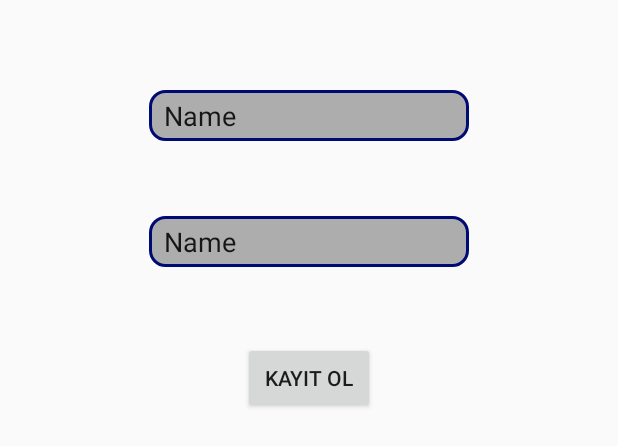
After one commit to nejatboy/Demo_App, an Android app: the layout dialog_hesap_olustur.xml on its own in the app's theme, with its tools: preview values and no code run, on a phone screen of 412 x 824 dp. The commit adds this screen. Shown: the top 446 px of the screen. Run offline under Robolectric (Android 15) with nearby library versions, the phone set to English and light mode, and no system bars; network calls fail; Roboto replaces fonts that are not available here.

Commit message:
Giriş ekranı kayıt ol arayüzü yapıldı.

```diff
--- /dev/null
+++ b/app/src/main/res/layout/dialog_hesap_olustur.xml
@@ -0,0 +1,47 @@
+<?xml version="1.0" encoding="utf-8"?>
+<androidx.constraintlayout.widget.ConstraintLayout xmlns:android="http://schemas.android.com/apk/res/android"
+    xmlns:app="http://schemas.android.com/apk/res-auto"
+    xmlns:tools="http://schemas.android.com/tools"
+    android:layout_width="match_parent"
+    android:layout_height="wrap_content"
+    android:padding="10dp">
+
+    <EditText
+        android:id="@+id/editTextDialogHesapOlusturKullaniciAd"
+        android:layout_width="wrap_content"
+        android:layout_height="wrap_content"
+        android:layout_marginTop="50dp"
+        android:background="@drawable/custom_edittext"
+        android:ems="10"
+        android:inputType="textPersonName"
+        android:text="Name"
+        app:layout_constraintEnd_toEndOf="parent"
+        app:layout_constraintHorizontal_bias="0.5"
+        app:layout_constraintStart_toStartOf="parent"
+        app:layout_constraintTop_toTopOf="parent" />
+
+    <EditText
+        android:id="@+id/editTextDialogHesapOlusturKullaniciSifre"
+        android:layout_width="wrap_content"
+        android:layout_height="wrap_content"
+        android:layout_marginTop="50dp"
+        android:background="@drawable/custom_edittext"
+        android:ems="10"
+        android:inputType="textPersonName"
+        android:text="Name"
+        app:layout_constraintEnd_toEndOf="parent"
+        app:layout_constraintHorizontal_bias="0.5"
+        app:layout_constraintStart_toStartOf="parent"
+        app:layout_constraintTop_toBottomOf="@+id/editTextDialogHesapOlusturKullaniciAd" />
+
+    <Button
+        android:id="@+id/buttonDialogHesapOlusturKayitOl"
+        android:layout_width="wrap_content"
+        android:layout_height="wrap_content"
+        android:layout_marginTop="50dp"
+        android:text="Kayıt Ol"
+        app:layout_constraintEnd_toEndOf="parent"
+        app:layout_constraintHorizontal_bias="0.5"
+        app:layout_constraintStart_toStartOf="parent"
+        app:layout_constraintTop_toBottomOf="@+id/editTextDialogHesapOlusturKullaniciSifre" />
+</androidx.constraintlayout.widget.ConstraintLayout>
```
Also changed, not shown: app/src/main/java/com/nejatboy/demoapp/Controller/GirisActivity.java (+48 -9 lines), app/src/main/java/com/nejatboy/demoapp/Model/CrudCevap.java (added, +32 -0 lines), app/src/main/java/com/nejatboy/demoapp/Service/WebServis.java (+7 -0 lines).
